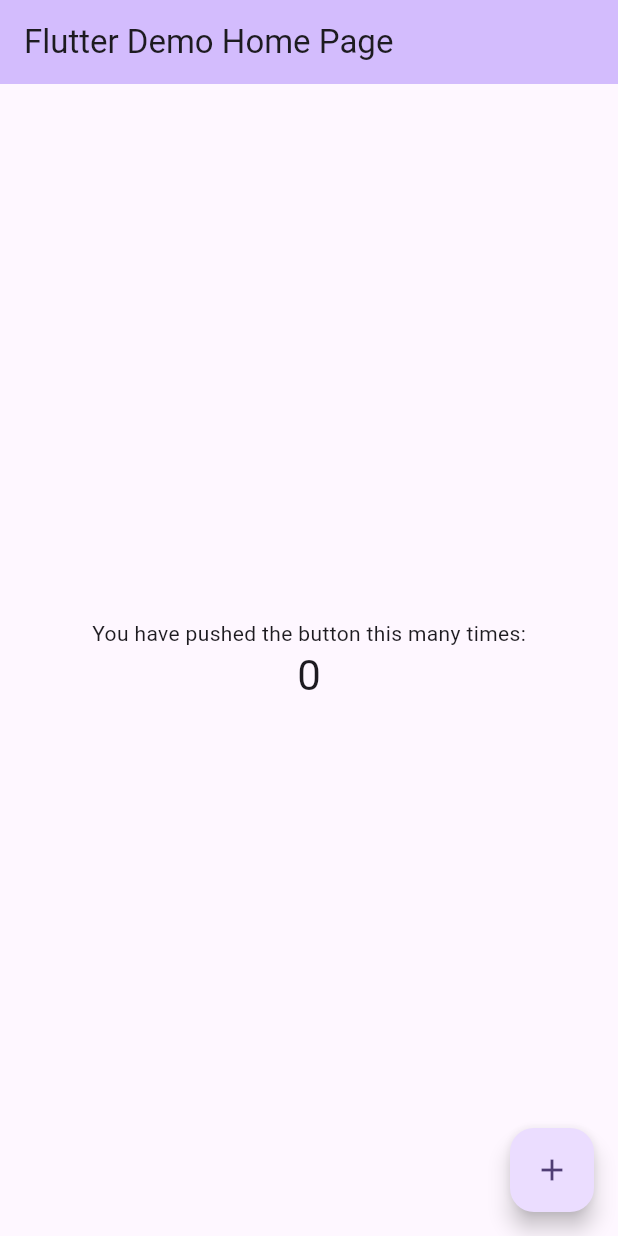
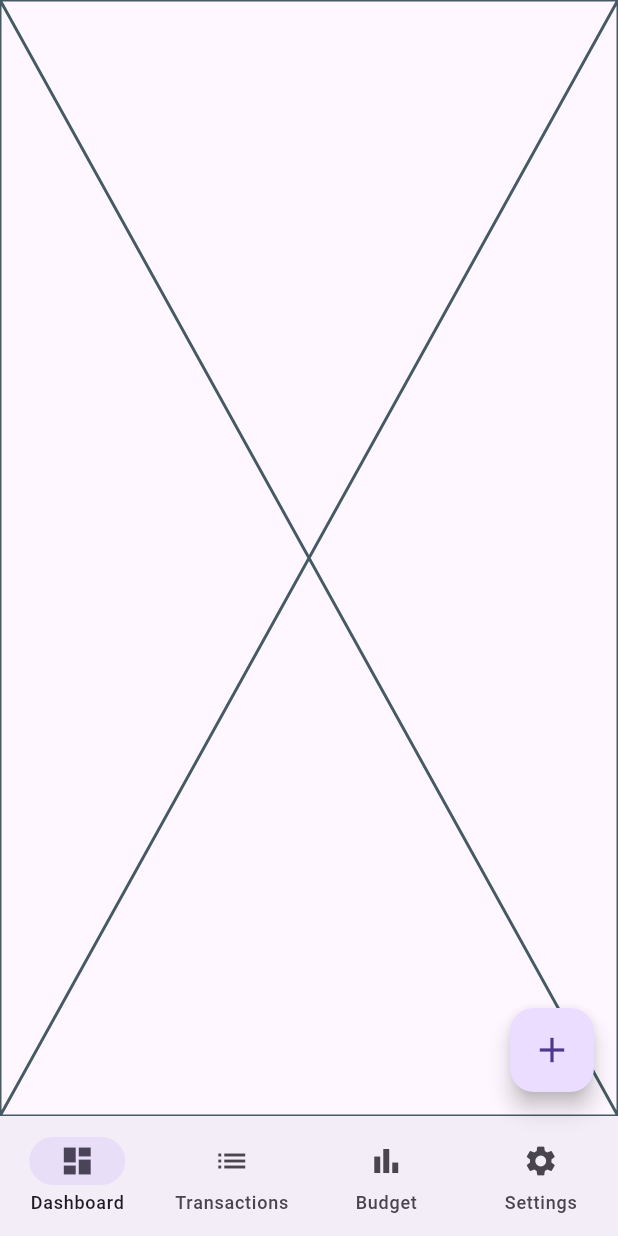
Before and after one commit to MuhammadVikral/skypea_budget_planner, a Flutter app: the screen it shows after launch, on a phone screen of 412 x 824 dp. Run offline on Flutter 3.47's test engine with Material 3 defaults, Android fonts, the phone set to English and light mode, and no system bars; drawn by our look-alikes of flutter_expandable_fab; our stand-ins replace go_router.

Commit message:
inital routing and pages

```diff
--- a/lib/main.dart
+++ b/lib/main.dart
@@ -1,122 +1,20 @@
 import 'package:flutter/material.dart';
 
+import 'routing/main_router.dart';
+
 void main() {
-  runApp(const MyApp());
+  runApp(const BudgetPlannerApp());
 }
 
-class MyApp extends StatelessWidget {
-  const MyApp({super.key});
+class BudgetPlannerApp extends StatelessWidget {
+  const BudgetPlannerApp({super.key});
 
-  // This widget is the root of your application.
   @override
   Widget build(BuildContext context) {
-    return MaterialApp(
-      title: 'Flutter Demo',
-      theme: ThemeData(
-        // This is the theme of your application.
-        //
-        // TRY THIS: Try running your application with "flutter run". You'll see
-        // the application has a purple toolbar. Then, without quitting the app,
-        // try changing the seedColor in the colorScheme below to Colors.green
-        // and then invoke "hot reload" (save your changes or press the "hot
-        // reload" button in a Flutter-supported IDE, or press "r" if you used
-        // the command line to start the app).
-        //
-        // Notice that the counter didn't reset back to zero; the application
-        // state is not lost during the reload. To reset the state, use hot
-        // restart instead.
-        //
-        // This works for code too, not just values: Most code changes can be
-        // tested with just a hot reload.
-        colorScheme: ColorScheme.fromSeed(seedColor: Colors.deepPurple),
-      ),
-      home: const MyHomePage(title: 'Flutter Demo Home Page'),
+    return MaterialApp.router(
+      debugShowCheckedModeBanner: false,
+      routerConfig: router,
+      theme: ThemeData(useMaterial3: true),
     );
   }
 }
-
-class MyHomePage extends StatefulWidget {
-  const MyHomePage({super.key, required this.title});
-
-  // This widget is the home page of your application. It is stateful, meaning
-  // that it has a State object (defined below) that contains fields that affect
-  // how it looks.
-
-  // This class is the configuration for the state. It holds the values (in this
-  // case the title) provided by the parent (in this case the App widget) and
-  // used by the build method of the State. Fields in a Widget subclass are
-  // always marked "final".
-
-  final String title;
-
-  @override
-  State<MyHomePage> createState() => _MyHomePageState();
-}
-
-class _MyHomePageState extends State<MyHomePage> {
-  int _counter = 0;
-
-  void _incrementCounter() {
-    setState(() {
-      // This call to setState tells the Flutter framework that something has
-      // changed in this State, which causes it to rerun the build method below
-      // so that the display can reflect the updated values. If we changed
-      // _counter without calling setState(), then the build method would not be
-      // called again, and so nothing would appear to happen.
-      _counter++;
-    });
-  }
-
-  @override
-  Widget build(BuildContext context) {
-    // This method is rerun every time setState is called, for instance as done
-    // by the _incrementCounter method above.
-    //
-    // The Flutter framework has been optimized to make rerunning build methods
-    // fast, so that you can just rebuild anything that needs updating rather
-    // than having to individually change instances of widgets.
-    return Scaffold(
-      appBar: AppBar(
-        // TRY THIS: Try changing the color here to a specific color (to
-        // Colors.amber, perhaps?) and trigger a hot reload to see the AppBar
-        // change color while the other colors stay the same.
-        backgroundColor: Theme.of(context).colorScheme.inversePrimary,
-        // Here we take the value from the MyHomePage object that was created by
-        // the App.build method, and use it to set our appbar title.
-        title: Text(widget.title),
-      ),
-      body: Center(
-        // Center is a layout widget. It takes a single child and positions it
-        // in the middle of the parent.
-        child: Column(
-          // Column is also a layout widget. It takes a list of children and
-          // arranges them vertically. By default, it sizes itself to fit its
-          // children horizontally, and tries to be as tall as its parent.
-          //
-          // Column has various properties to control how it sizes itself and
-          // how it positions its children. Here we use mainAxisAlignment to
-          // center the children vertically; the main axis here is the vertical
-          // axis because Columns are vertical (the cross axis would be
-          // horizontal).
-          //
-          // TRY THIS: Invoke "debug painting" (choose the "Toggle Debug Paint"
-          // action in the IDE, or press "p" in the console), to see the
-          // wireframe for each widget.
-          mainAxisAlignment: MainAxisAlignment.center,
-          children: <Widget>[
-            const Text('You have pushed the button this many times:'),
-            Text(
-              '$_counter',
-              style: Theme.of(context).textTheme.headlineMedium,
-            ),
-          ],
-        ),
-      ),
-      floatingActionButton: FloatingActionButton(
-        onPressed: _incrementCounter,
-        tooltip: 'Increment',
-        child: const Icon(Icons.add),
-      ), // This trailing comma makes auto-formatting nicer for build methods.
-    );
-  }
-}
--- /dev/null
+++ b/lib/pages/_pages.dart
@@ -0,0 +1,5 @@
+export 'budget_page/budget_page.dart';
+export 'dashboard_page/dashboard_pages.dart';
+export 'new_transaction_page/new_transaction_pages.dart';
+export 'settings_page/setting_pages.dart';
+export 'transactions_page/transactions_pages.dart';
--- /dev/null
+++ b/lib/pages/dashboard_page/dashboard_pages.dart
@@ -0,0 +1,10 @@
+import 'package:flutter/material.dart';
+
+class DashboardPage extends StatelessWidget {
+  const DashboardPage({super.key});
+
+  @override
+  Widget build(BuildContext context) {
+    return const Placeholder();
+  }
+}
--- /dev/null
+++ b/lib/routing/main_fab.dart
@@ -0,0 +1,126 @@
+import 'dart:math' as math;
+import 'package:flutter/material.dart';
+import 'package:flutter_expandable_fab/flutter_expandable_fab.dart';
+import 'package:go_router/go_router.dart';
+
+class MainFab extends StatelessWidget {
+  const MainFab({super.key});
+
+  @override
+  Widget build(BuildContext context) {
+    final fabKey = GlobalKey<ExpandableFabState>();
+
+    return ExpandableFab(
+      key: fabKey,
+      pos: ExpandableFabPos.right,
+      type: ExpandableFabType.up,
+      duration: const Duration(milliseconds: 400),
+      overlayStyle: ExpandableFabOverlayStyle(
+        color: Colors.black.withValues(alpha: 0.5),
+      ),
+      openButtonBuilder: FloatingActionButtonBuilder(
+        size: 56,
+        builder: (context, onTap, progress) {
+          return _AnimatedFabButton(
+            icon: const Icon(Icons.add, size: 28),
+            progress: progress,
+            onTap: onTap,
+          );
+        },
+      ),
+      closeButtonBuilder: FloatingActionButtonBuilder(
+        size: 56,
+        builder: (context, onTap, progress) {
+          return _AnimatedFabButton(
+            icon: const Icon(Icons.close, size: 28),
+            progress: progress,
+            onTap: onTap,
+          );
+        },
+      ),
+      children: [
+        _FabAction(
+          icon: Icons.remove_circle_outline,
+          label: 'Expense',
+          onPressed: () {
+            fabKey.currentState?.toggle();
+            context.push('/add-expense');
+          },
+        ),
+        _FabAction(
+          icon: Icons.compare_arrows,
+          label: 'Transfer',
+          onPressed: () {
+            fabKey.currentState?.toggle();
+            context.push('/add-transfer');
+          },
+        ),
+        _FabAction(
+          icon: Icons.add_circle_outline,
+          label: 'Income',
+          onPressed: () {
+            fabKey.currentState?.toggle();
+            context.push('/add-income');
+          },
+        ),
+      ],
+    );
+  }
+}
+
+class _FabAction extends StatelessWidget {
+  const _FabAction({
+    required this.icon,
+    required this.label,
+    required this.onPressed,
+  });
+
+  final IconData icon;
+  final String label;
+  final VoidCallback onPressed;
+
+  @override
+  Widget build(BuildContext context) {
+    return Column(
+      children: [
+        FloatingActionButton.small(
+          heroTag: null,
+          onPressed: onPressed,
+          child: Icon(icon),
+        ),
+        const SizedBox(height: 4),
+        Text(
+          label,
+          style: Theme.of(
+            context,
+          ).textTheme.bodySmall?.copyWith(color: Colors.white),
+        ),
+      ],
+    );
+  }
+}
+
+class _AnimatedFabButton extends StatelessWidget {
+  const _AnimatedFabButton({
+    required this.icon,
+    required this.progress,
+    required this.onTap,
+  });
+
+  final Widget icon;
+  final Animation<double> progress;
+  final VoidCallback? onTap;
+
+  @override
+  Widget build(BuildContext context) {
+    return AnimatedBuilder(
+      animation: progress,
+      builder: (context, _) {
+        return Transform.rotate(
+          angle: progress.value * (math.pi / 2),
+          child: FloatingActionButton(onPressed: onTap, child: icon),
+        );
+      },
+    );
+  }
+}
--- /dev/null
+++ b/lib/routing/main_router.dart
@@ -0,0 +1,82 @@
+import 'package:flutter/material.dart';
+import 'package:flutter_expandable_fab/flutter_expandable_fab.dart';
+import 'package:go_router/go_router.dart';
+import 'package:skypea_budget_planner/pages/_pages.dart';
+import 'package:skypea_budget_planner/routing/main_fab.dart';
+
+final _rootNavigatorKey = GlobalKey<NavigatorState>();
+final router = GoRouter(
+  navigatorKey: _rootNavigatorKey,
+  initialLocation: '/dashboard',
+  routes: [
+    StatefulShellRoute.indexedStack(
+      builder: (context, state, navigationShell) {
+        return Scaffold(
+          body: navigationShell,
+          floatingActionButton: MainFab(),
+          floatingActionButtonLocation: ExpandableFab.location,
+          bottomNavigationBar: NavigationBar(
+            selectedIndex: navigationShell.currentIndex,
+            onDestinationSelected: navigationShell.goBranch,
+            destinations: const [
+              NavigationDestination(
+                icon: Icon(Icons.dashboard),
+                label: 'Dashboard',
+              ),
+              NavigationDestination(
+                icon: Icon(Icons.list),
+                label: 'Transactions',
+              ),
+              NavigationDestination(
+                icon: Icon(Icons.bar_chart),
+                label: 'Budget',
+              ),
+              NavigationDestination(
+                icon: Icon(Icons.settings),
+                label: 'Settings',
+              ),
+            ],
+          ),
+        );
+      },
+      branches: [
+        StatefulShellBranch(
+          routes: [
+            GoRoute(
+              path: '/dashboard',
+              pageBuilder: (context, state) =>
+                  const NoTransitionPage(child: DashboardPage()),
+            ),
+          ],
+        ),
+        StatefulShellBranch(
+          routes: [
+            GoRoute(
+              path: '/transactions',
+              pageBuilder: (context, state) =>
+                  const NoTransitionPage(child: TransactionsPage()),
+            ),
+          ],
+        ),
+        StatefulShellBranch(
+          routes: [
+            GoRoute(
+              path: '/budget',
+              pageBuilder: (context, state) =>
+                  const NoTransitionPage(child: BudgetPage()),
+            ),
+          ],
+        ),
+        StatefulShellBranch(
+          routes: [
+            GoRoute(
+              path: '/settings',
+              pageBuilder: (context, state) =>
+                  const NoTransitionPage(child: SettingPage()),
+            ),
+          ],
+        ),
+      ],
+    ),
+  ],
+);
```
Also changed, not shown: lib/pages/budget_page/budget_page.dart (added, +10 -0 lines), lib/pages/new_transaction_page/new_transaction_pages.dart (added, +10 -0 lines), lib/pages/settings_page/setting_pages.dart (added, +10 -0 lines), lib/pages/transactions_page/transactions_pages.dart (added, +10 -0 lines), pubspec.yaml (+6 -68 lines), pubspec.lock, 1 other file.
